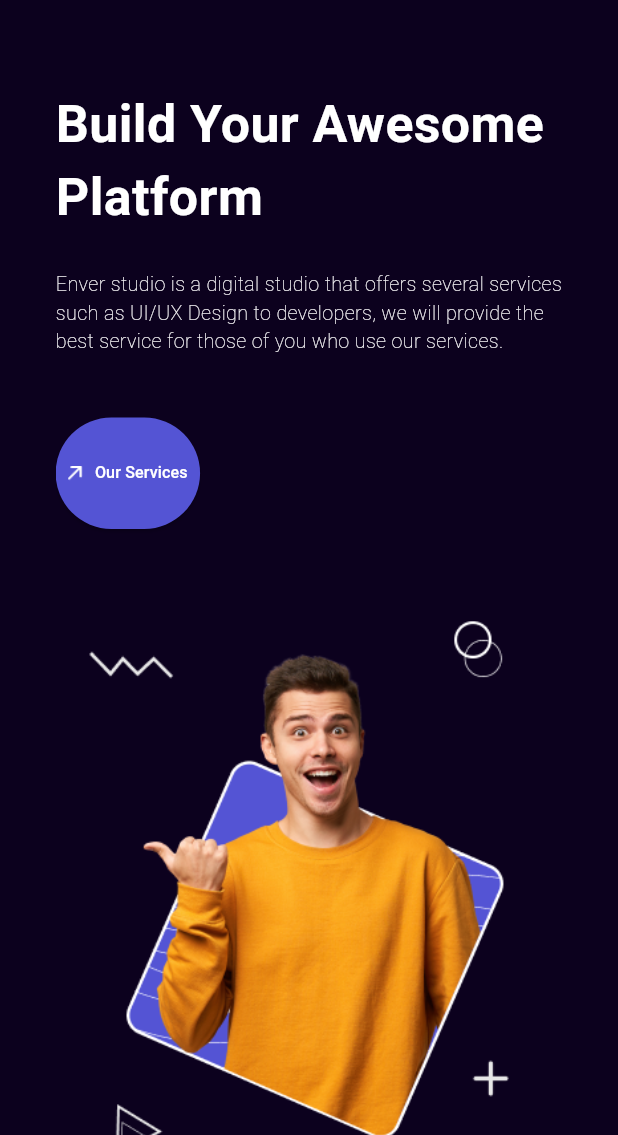
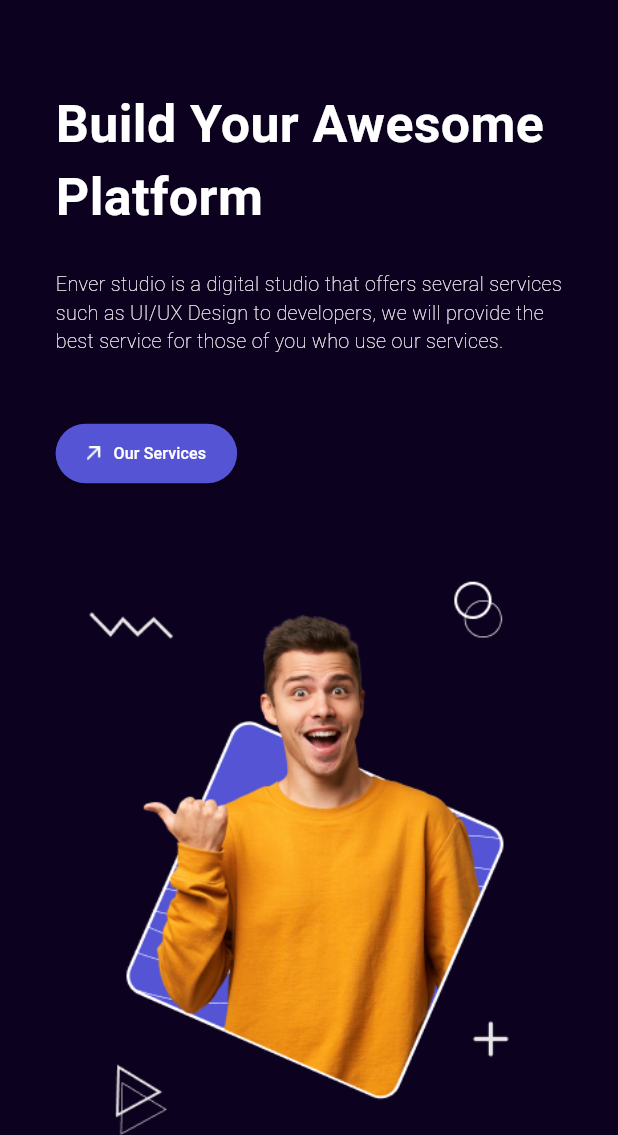
Before and after one commit to asilawad/responsive_design, a Flutter app: the screen it shows after launch, on a phone screen of 412 x 824 dp, the part 101-1236 px from its top. Run offline on Flutter 3.47's test engine with Material 3 defaults, Android fonts, the phone set to English and light mode, and no system bars.

Commit message:
Finish UI adjustments

```diff
--- a/lib/ui/shared/custom_appbar.dart
+++ b/lib/ui/shared/custom_appbar.dart
@@ -75,7 +75,7 @@ class CustomAppBar extends StatelessWidget {
                   fontWeight: FontWeight.w100,
                   fontSize: AppFontSize.s8),
               style: ElevatedButton.styleFrom(
-                  primary: ColorManager.transparent,
+                  backgroundColor: ColorManager.transparent,
                   side: BorderSide(
                     color: ColorManager.white,
                   )),
--- a/lib/ui/shared/responsive_elevated_button.dart
+++ b/lib/ui/shared/responsive_elevated_button.dart
@@ -37,10 +37,11 @@ class ResponsiveElevatedButton extends StatelessWidget {
             fontWeight: FontWeight.w500,
           ),
           style: ElevatedButton.styleFrom(
-            primary: ColorManager.purple,
+            backgroundColor: ColorManager.purple,
             padding: EdgeInsets.symmetric(
-              horizontal: AppWidth.w83,
-              vertical: AppHieght.h22,
+               horizontal: context.screenWidth * 0.05,
+            vertical: context.screenHeight * 0.015,
+
             ),
             minimumSize:
                 Size(context.screenWidth * .1, context.screenHeight * .01),
--- a/lib/ui/shared/responsive_text.dart
+++ b/lib/ui/shared/responsive_text.dart
@@ -1,7 +1,5 @@
 import 'package:flutter/material.dart';
-import 'package:responsive_example/utils/constants/values_manager.dart';
 import 'package:responsive_example/utils/responsive_helper/media_query_extension.dart';
-import '../../utils/constants/color_manager.dart';
 
 // class ResponsiveText extends StatelessWidget {
 //   final String text;
@@ -60,9 +58,10 @@ class CustomText extends StatelessWidget {
   Widget build(BuildContext context) {
     return Text(
       text,
-      textScaleFactor: context.textScaleFactor,
       style: TextStyle(
-        fontSize: context.screenWidth * .002 * fontSize,
+        fontSize:
+        context.responsiveFontSize(context.screenWidth * .002 * fontSize),
+
         color: color,
         fontWeight: fontWeight,
       ),
--- a/lib/ui/view/home/mobile_home_view.dart
+++ b/lib/ui/view/home/mobile_home_view.dart
@@ -3,11 +3,8 @@ import 'package:responsive_example/ui/shared/body_custom.dart';
 import 'package:responsive_example/ui/shared/reponsive_image.dart';
 import 'package:responsive_example/utils/responsive_helper/media_query_extension.dart';
 import '../../../utils/constants/color_manager.dart';
-import '../../../utils/constants/font_manager.dart';
 import '../../../utils/constants/values_manager.dart';
 import '../../shared/custom_logo.dart';
-import '../../shared/responsive_elevated_button.dart';
-import '../../shared/responsive_text.dart';
 
 class MobileHomeView extends StatelessWidget {
   const MobileHomeView({Key? key}) : super(key: key);
@@ -16,14 +13,16 @@ class MobileHomeView extends StatelessWidget {
   Widget build(BuildContext context) {
     return Scaffold(
       backgroundColor: ColorManager.bockgroundColor,
-      appBar: AppBar(
+      body: CustomScrollView(
+        slivers: [
+          SliverAppBar(
             backgroundColor: ColorManager.bockgroundColor,
             toolbarHeight: 100,
             elevation: AppSize.s0,
+            pinned: false,
+            floating: true,
             leading: Padding(
-          padding: EdgeInsets.only(
-            left: AppPadding.p24,
-          ),
+              padding: EdgeInsets.only(left: AppPadding.p24),
               child: const CustomLogo(),
             ),
             leadingWidth: AppWidth.w130,
@@ -37,19 +36,22 @@ class MobileHomeView extends StatelessWidget {
               )
             ],
           ),
-      body: Padding(
-        padding: EdgeInsets.symmetric(
-          horizontal: AppPadding.p24,
-        ),
-        child: ListView(
-          children: [
+          SliverPadding(
+            padding: EdgeInsets.symmetric(horizontal: AppPadding.p24),
+            sliver: SliverList(
+              delegate: SliverChildListDelegate(
+                [
                   const BodyCustom(),
                   CustomImage(
                     imagePath: 'assets/1.png',
                     width: AppWidth.w381,
-                height: AppHieght.h451)
+                    height: AppHieght.h451,
+                  ),
                 ],
               ),
+            ),
+          ),
+        ],
       ),
     );
   }
--- a/lib/utils/responsive_helper/media_query_extension.dart
+++ b/lib/utils/responsive_helper/media_query_extension.dart
@@ -10,7 +10,9 @@ extension MediaQueryExt on BuildContext {
 
   double get devicePixelRatio => MediaQuery.of(this).devicePixelRatio;
 
-  double get textScaleFactor => MediaQuery.of(this).textScaleFactor;
+  double responsiveFontSize(double fontSize) {
+    return MediaQuery.of(this).textScaler.scale(fontSize);
+  }
 
   double get diviceShortestSide => mediaQuerySize.shortestSide;
 }
```
Also changed, not shown: pubspec.lock, 1 other file. Lines whose indentation alone changed are shown as unchanged.
